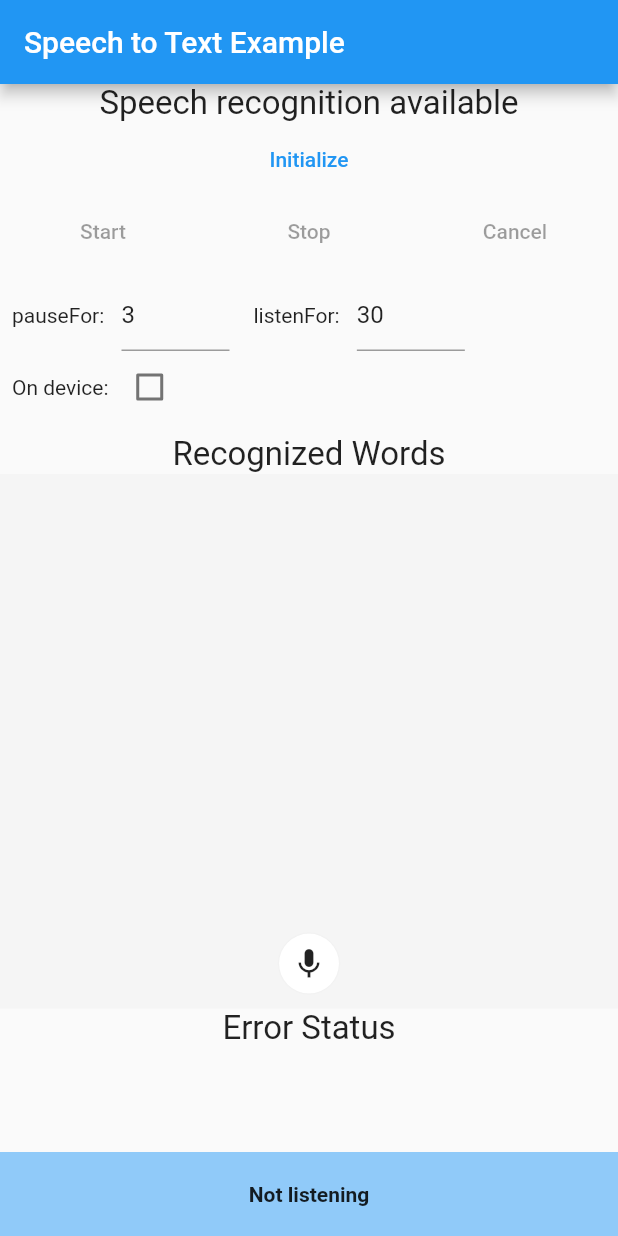
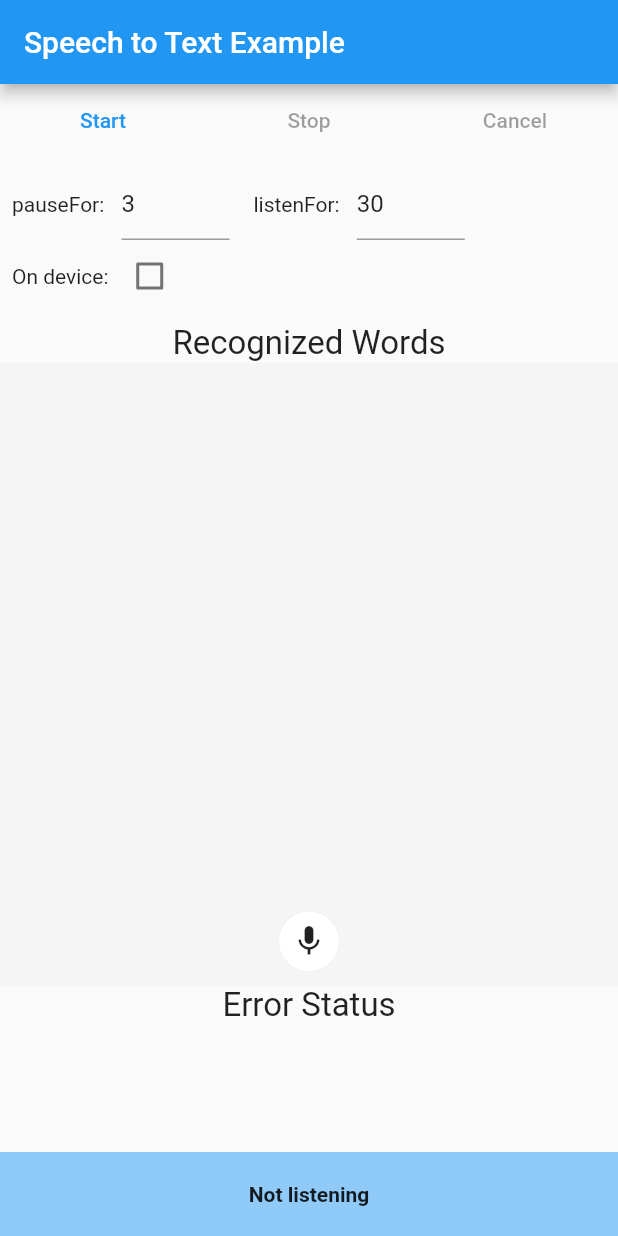
Before and after one commit to Daisuke0209/talkGPT, a Flutter app: the screen it shows after launch, on a phone screen of 412 x 824 dp. Run offline on Flutter 3.47's test engine with Material 2 defaults, Android fonts, the phone set to English and light mode, and no system bars; our stand-ins replace speech_to_text.

Commit message:
remove initialize and header

```diff
--- a/lib/main.dart
+++ b/lib/main.dart
@@ -5,6 +5,8 @@ import 'package:flutter/material.dart';
 import 'package:speech_to_text/speech_recognition_error.dart';
 import 'package:speech_to_text/speech_recognition_result.dart';
 import 'package:speech_to_text/speech_to_text.dart';
+
+import 'package:http/http.dart' as http;
 
 void main() => runApp(SpeechSampleApp());
 
@@ -35,6 +37,7 @@ class _SpeechSampleAppState extends State<SpeechSampleApp> {
   @override
   void initState() {
     super.initState();
+    this.initSpeechState();
   }
 
   /// This initializes SpeechToText. That only has to be done
@@ -42,6 +45,7 @@ class _SpeechSampleAppState extends State<SpeechSampleApp> {
   /// it also does nothing. The UX of the sample app ensures that
   /// it can only be called once.
   Future<void> initSpeechState() async {
+    print("initSpeechState");
     try {
       var hasSpeech = await speech.initialize(
         onError: errorListener,
@@ -69,11 +73,9 @@ class _SpeechSampleAppState extends State<SpeechSampleApp> {
           title: const Text('Speech to Text Example'),
         ),
         body: Column(children: [
-          HeaderWidget(),
           Container(
             child: Column(
               children: <Widget>[
-                InitSpeechWidget(_hasSpeech, initSpeechState),
                 SpeechControlWidget(_hasSpeech, speech.isListening,
                     startListening, stopListening, cancelListening),
                 SessionOptionsWidget(
@@ -240,22 +242,6 @@ class RecognitionResultsWidget extends StatelessWidget {
   }
 }
 
-class HeaderWidget extends StatelessWidget {
-  const HeaderWidget({
-    Key? key,
-  }) : super(key: key);
-
-  @override
-  Widget build(BuildContext context) {
-    return Center(
-      child: Text(
-        'Speech recognition available',
-        style: TextStyle(fontSize: 22.0),
-      ),
-    );
-  }
-}
-
 /// Display the current error status from the speech
 /// recognizer
 class ErrorWidget extends StatelessWidget {
@@ -377,27 +363,6 @@ class SessionOptionsWidget extends StatelessWidget {
   }
 }
 
-class InitSpeechWidget extends StatelessWidget {
-  const InitSpeechWidget(this.hasSpeech, this.initSpeechState, {Key? key})
-      : super(key: key);
-
-  final bool hasSpeech;
-  final Future<void> Function() initSpeechState;
-
-  @override
-  Widget build(BuildContext context) {
-    return Row(
-      mainAxisAlignment: MainAxisAlignment.spaceAround,
-      children: <Widget>[
-        TextButton(
-          onPressed: hasSpeech ? null : initSpeechState,
-          child: Text('Initialize'),
-        ),
-      ],
-    );
-  }
-}
-
 /// Display the current status of the listener
 class SpeechStatusWidget extends StatelessWidget {
   const SpeechStatusWidget({
--- a/pubspec.yaml
+++ b/pubspec.yaml
@@ -36,6 +36,7 @@ dependencies:
   # Use with the CupertinoIcons class for iOS style icons.
   cupertino_icons: ^1.0.2
   speech_to_text: ^6.1.1
+  http: ^0.13.5
 
 dev_dependencies:
   flutter_test:
```
Also changed, not shown: pubspec.lock, 1 other file.
